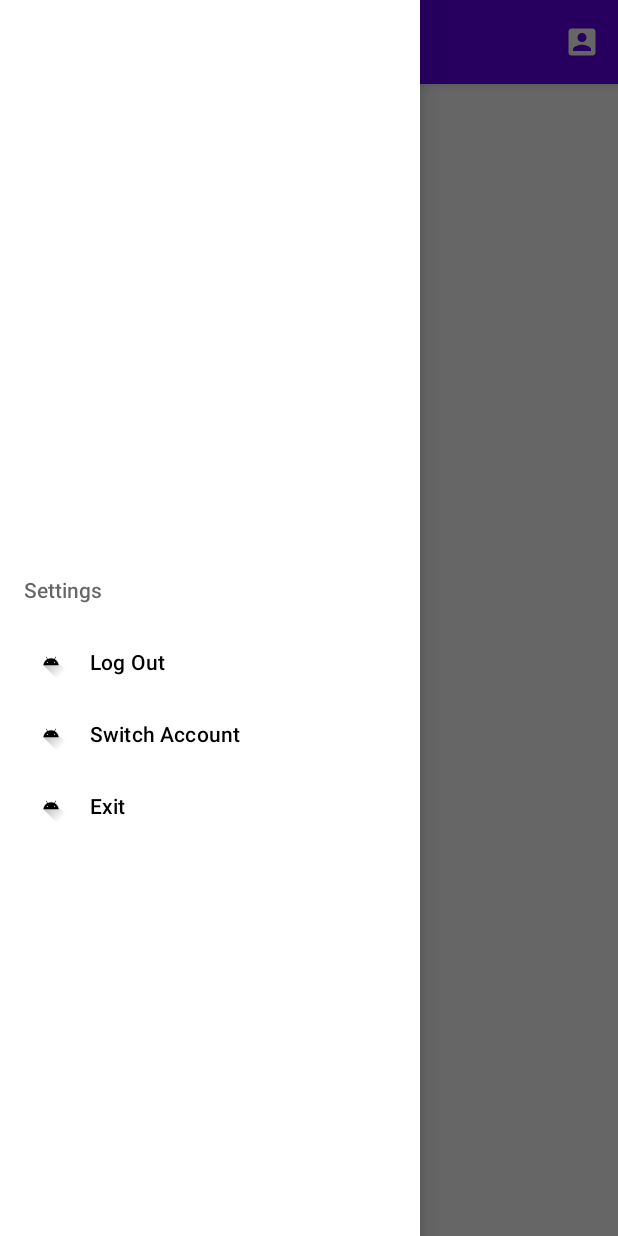
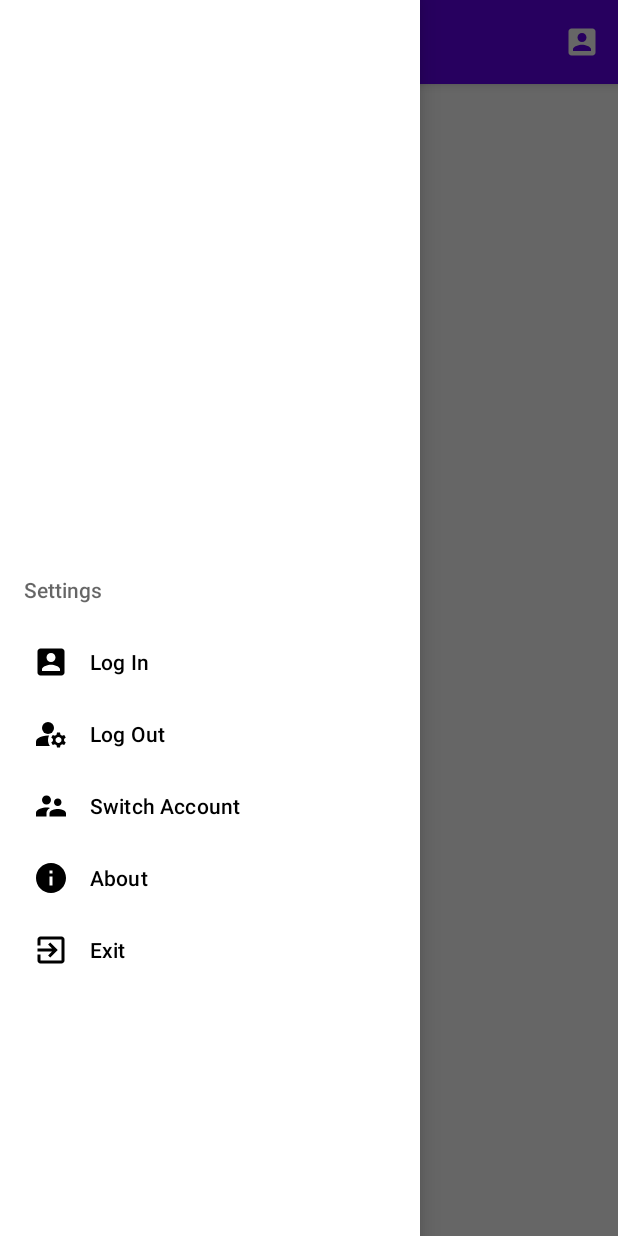
Before and after one commit to Vaishnav-Kanhirathingal/BlockChain-VS, an Android app: the screen it shows after launch (MainActivity), with the side drawer open, on a phone screen of 412 x 824 dp. Run offline under Robolectric (Android 15) with nearby library versions, the phone set to English and light mode, and no system bars; our stand-ins replace Room's generated code, data binding.

Commit message:
major changes include - side menu changes prompt changes gradle changes error for layout width already already specified was solved room error solved viewModelFactry error solved app now launches

```diff
--- a/app/src/main/java/com/kenetic/blockchainvs/MainActivity.kt
+++ b/app/src/main/java/com/kenetic/blockchainvs/MainActivity.kt
@@ -6,38 +6,26 @@ import androidx.appcompat.app.AppCompatDelegate
 import androidx.appcompat.app.AppCompatDelegate.MODE_NIGHT_NO
 import androidx.navigation.NavController
 import androidx.navigation.fragment.NavHostFragment
-import androidx.navigation.ui.setupActionBarWithNavController
 import com.kenetic.blockchainvs.databinding.ActivityMainBinding
 
 class MainActivity : AppCompatActivity() {
 
     private lateinit var binding: ActivityMainBinding
-    private lateinit var navController: NavController
+    private lateinit var navigationController: NavController
 
     override fun onCreate(savedInstanceState: Bundle?) {
         super.onCreate(savedInstanceState)
         binding = ActivityMainBinding.inflate(layoutInflater)
         setContentView(binding.root)
+
         AppCompatDelegate.setDefaultNightMode(MODE_NIGHT_NO)
-        navController = (binding.navView as NavHostFragment).navController
-        setupActionBarWithNavController(navController)
 
-//        val toolbar = binding.toolbarMainScreen
-//        val drawerLayout = binding.root
-//        val navigationView = binding.navigationViewMainScreen
-
-//        setSupportActionBar(toolbar)
-//
-//        val toggle = ActionBarDrawerToggle(
-//            this, drawerLayout, toolbar,
-//            R.string.navigation_open,
-//            R.string.navigation_close
-//        )
-//        drawerLayout.addDrawerListener(toggle)
-//        toggle.syncState()
+        navigationController =
+            (supportFragmentManager.findFragmentById(R.id.nav_view) as NavHostFragment).navController
+//        setupActionBarWithNavController(navigationController)
     }
 
     override fun onSupportNavigateUp(): Boolean {
-        return navController.navigateUp() || super.onSupportNavigateUp()
+        return navigationController.navigateUp() || super.onSupportNavigateUp()
     }
 }
--- a/app/src/main/java/com/kenetic/blockchainvs/app_viewmodel/MainViewModel.kt
+++ b/app/src/main/java/com/kenetic/blockchainvs/app_viewmodel/MainViewModel.kt
@@ -10,7 +10,6 @@ import kotlinx.coroutines.flow.Flow
 import kotlinx.coroutines.launch
 
 class MainViewModel(private val partyDAO: PartyDAO) : ViewModel() {
-
     //---------------------------------------------------------------------------------dao-functions
     private fun insertParty(partyData: PartyData) {
         CoroutineScope(Dispatchers.IO).launch { partyDAO.insertParty(partyData) }
@@ -33,7 +32,7 @@ class MainViewModelFactory(private val partyDAO: PartyDAO) : ViewModelProvider.F
     override fun <T : ViewModel> create(modelClass: Class<T>): T {
         if (modelClass.isAssignableFrom(MainViewModel::class.java)) {
             @Suppress("UNCHECKED_CAST")
-            return MainViewModelFactory(partyDAO) as T
+            return MainViewModel(partyDAO) as T
         }
         throw IllegalArgumentException("Unknown Model Class")
     }
--- a/app/src/main/java/com/kenetic/blockchainvs/datapack/database/PartyDatabase.kt
+++ b/app/src/main/java/com/kenetic/blockchainvs/datapack/database/PartyDatabase.kt
@@ -19,11 +19,12 @@ abstract class PartyDatabase : RoomDatabase() {
         private var INSTANCE: PartyDatabase? = null
         fun getDatabase(context: Context): PartyDatabase {
             return INSTANCE ?: synchronized(this) {
-                INSTANCE = Room
+                val instance = Room
                     .databaseBuilder(context, PartyDatabase::class.java, "party_database")
                     .fallbackToDestructiveMigration()
                     .build()
-                return INSTANCE!!
+                INSTANCE = instance
+                return instance
             }
         }
     }
--- a/app/src/main/java/com/kenetic/blockchainvs/datapack/datastore/AccountDataStore.kt
+++ b/app/src/main/java/com/kenetic/blockchainvs/datapack/datastore/AccountDataStore.kt
@@ -17,6 +17,8 @@ private val Context.datastore: DataStore<Preferences> by preferencesDataStore(
 )
 
 class AccountDataStore(context: Context) {
+    val default = "UNSPECIFIED"
+
     //------------------------------------------------------------------------------------------keys
     private val userPasswordKey = stringPreferencesKey("user_password")//------general-details
     private val userFullNameKey = stringPreferencesKey("user_preference")
@@ -31,24 +33,24 @@ class AccountDataStore(context: Context) {
     //------------------------------------------------------------------------------detail-accessors
     //---------------------------------------------------------------------------------------strings
     val userPasswordFlow: Flow<String> =
-        context.datastore.data.catch { catcherFun(it) }.map { it[userPasswordKey] ?: "" }
+        context.datastore.data.catch { catcherFun(it) }.map { it[userPasswordKey] ?: default }
     val userFullNameFlow: Flow<String> =
-        context.datastore.data.catch { catcherFun(it) }.map { it[userFullNameKey] ?: "" }
+        context.datastore.data.catch { catcherFun(it) }.map { it[userFullNameKey] ?: default }
     val userEmailFlow: Flow<String> =
-        context.datastore.data.catch { catcherFun(it) }.map { it[userEmailKey] ?: "" }
+        context.datastore.data.catch { catcherFun(it) }.map { it[userEmailKey] ?: default }
     val userContactNumberFlow: Flow<String> =
-        context.datastore.data.catch { catcherFun(it) }.map { it[userContactNumberKey] ?: "" }
+        context.datastore.data.catch { catcherFun(it) }.map { it[userContactNumberKey] ?: default }
     val userVoterIDFlow: Flow<String> =
-        context.datastore.data.catch { catcherFun(it) }.map { it[userVotersIDKey] ?: "" }
+        context.datastore.data.catch { catcherFun(it) }.map { it[userVotersIDKey] ?: default }
     val userAdharNoFlow: Flow<String> =
-        context.datastore.data.catch { catcherFun(it) }.map { it[userAdharNoKey] ?: "" }
+        context.datastore.data.catch { catcherFun(it) }.map { it[userAdharNoKey] ?: default }
 
     //--------------------------------------------------------------------------------------booleans
     val userUsesFingerprintFlow: Flow<Boolean> =
         context.datastore.data.catch { catcherFun(it) }.map { it[userUsesFingerprintKey] ?: false }
     val userLoggedInFlow: Flow<Boolean> =
         context.datastore.data.catch { catcherFun(it) }.map { it[userLoggedInKey] ?: false }
-    val userRegisteredFlow=
+    val userRegisteredFlow =
         context.datastore.data.catch { catcherFun(it) }.map { it[userRegisteredKey] ?: false }
 
     private fun catcherFun(throwable: Throwable) {
@@ -60,7 +62,7 @@ class AccountDataStore(context: Context) {
     }
 
     //-------------------------------------------------------------------------------general-setters
-    /**else section should be gray*/
+    // TODO: check if the else section is gray
     suspend fun dataStoreStringSetter(
         setFor: StringSetterEnum,
         stringValue: String,
@@ -91,7 +93,7 @@ class AccountDataStore(context: Context) {
                     when (setFor) {
                         BooleanSetterEnum.USER_USES_FINGERPRINT_KEY -> userUsesFingerprintKey
                         BooleanSetterEnum.USER_LOGGED_IN -> userLoggedInKey
-                        BooleanSetterEnum.USER_REGISTERED->userRegisteredKey
+                        BooleanSetterEnum.USER_REGISTERED -> userRegisteredKey
                         else -> throw IllegalArgumentException("StringSetterEnum not registered for condition in data store setter")
                     }
             ] = booleanValue
@@ -100,14 +102,17 @@ class AccountDataStore(context: Context) {
 
     suspend fun resetAccounts(context: Context) {
         context.datastore.edit {
-            it[userPasswordKey] = ""
-            it[userFullNameKey] = ""
-            it[userEmailKey] = ""
-            it[userContactNumberKey] = ""
-            it[userVotersIDKey] = ""
-            it[userAdharNoKey] = ""
+            //--------------------------------------------------------------------------------string
+            it[userPasswordKey] = default
+            it[userFullNameKey] = default
+            it[userEmailKey] = default
+            it[userContactNumberKey] = default
+            it[userVotersIDKey] = default
+            it[userAdharNoKey] = default
+            //-------------------------------------------------------------------------------boolean
             it[userUsesFingerprintKey] = false
             it[userLoggedInKey] = false
+            it[userRegisteredKey] = false
         }
     }
 }
--- /dev/null
+++ b/app/src/main/res/drawable/exit_app_24.xml
@@ -0,0 +1,11 @@
+<vector xmlns:android="http://schemas.android.com/apk/res/android"
+    android:width="24dp"
+    android:height="24dp"
+    android:viewportWidth="24"
+    android:viewportHeight="24"
+    android:tint="?attr/colorControlNormal"
+    android:autoMirrored="true">
+  <path
+      android:fillColor="@android:color/white"
+      android:pathData="M10.09,15.59L11.5,17l5,-5 -5,-5 -1.41,1.41L12.67,11H3v2h9.67l-2.58,2.59zM19,3H5c-1.11,0 -2,0.9 -2,2v4h2V5h14v14H5v-4H3v4c0,1.1 0.89,2 2,2h14c1.1,0 2,-0.9 2,-2V5c0,-1.1 -0.9,-2 -2,-2z"/>
+</vector>
--- /dev/null
+++ b/app/src/main/res/drawable/info_24.xml
@@ -0,0 +1,10 @@
+<vector xmlns:android="http://schemas.android.com/apk/res/android"
+    android:width="24dp"
+    android:height="24dp"
+    android:viewportWidth="24"
+    android:viewportHeight="24"
+    android:tint="?attr/colorControlNormal">
+  <path
+      android:fillColor="@android:color/white"
+      android:pathData="M12,2C6.48,2 2,6.48 2,12s4.48,10 10,10 10,-4.48 10,-10S17.52,2 12,2zM13,17h-2v-6h2v6zM13,9h-2L11,7h2v2z"/>
+</vector>
--- /dev/null
+++ b/app/src/main/res/drawable/manage_accounts_24.xml
@@ -0,0 +1,16 @@
+<vector xmlns:android="http://schemas.android.com/apk/res/android"
+    android:width="24dp"
+    android:height="24dp"
+    android:viewportWidth="24"
+    android:viewportHeight="24"
+    android:tint="?attr/colorControlNormal">
+  <path
+      android:fillColor="@android:color/white"
+      android:pathData="M10,8m-4,0a4,4 0,1 1,8 0a4,4 0,1 1,-8 0"/>
+  <path
+      android:fillColor="@android:color/white"
+      android:pathData="M10.67,13.02C10.45,13.01 10.23,13 10,13c-2.42,0 -4.68,0.67 -6.61,1.82C2.51,15.34 2,16.32 2,17.35V20h9.26C10.47,18.87 10,17.49 10,16C10,14.93 10.25,13.93 10.67,13.02z"/>
+  <path
+      android:fillColor="@android:color/white"
+      android:pathData="M20.75,16c0,-0.22 -0.03,-0.42 -0.06,-0.63l1.14,-1.01l-1,-1.73l-1.45,0.49c-0.32,-0.27 -0.68,-0.48 -1.08,-0.63L18,11h-2l-0.3,1.49c-0.4,0.15 -0.76,0.36 -1.08,0.63l-1.45,-0.49l-1,1.73l1.14,1.01c-0.03,0.21 -0.06,0.41 -0.06,0.63s0.03,0.42 0.06,0.63l-1.14,1.01l1,1.73l1.45,-0.49c0.32,0.27 0.68,0.48 1.08,0.63L16,21h2l0.3,-1.49c0.4,-0.15 0.76,-0.36 1.08,-0.63l1.45,0.49l1,-1.73l-1.14,-1.01C20.72,16.42 20.75,16.22 20.75,16zM17,18c-1.1,0 -2,-0.9 -2,-2s0.9,-2 2,-2s2,0.9 2,2S18.1,18 17,18z"/>
+</vector>
--- /dev/null
+++ b/app/src/main/res/drawable/switch_account_24.xml
@@ -0,0 +1,10 @@
+<vector xmlns:android="http://schemas.android.com/apk/res/android"
+    android:width="24dp"
+    android:height="24dp"
+    android:viewportWidth="24"
+    android:viewportHeight="24"
+    android:tint="?attr/colorControlNormal">
+  <path
+      android:fillColor="@android:color/white"
+      android:pathData="M16.5,12c1.38,0 2.49,-1.12 2.49,-2.5S17.88,7 16.5,7C15.12,7 14,8.12 14,9.5s1.12,2.5 2.5,2.5zM9,11c1.66,0 2.99,-1.34 2.99,-3S10.66,5 9,5C7.34,5 6,6.34 6,8s1.34,3 3,3zM16.5,14c-1.83,0 -5.5,0.92 -5.5,2.75L11,19h11v-2.25c0,-1.83 -3.67,-2.75 -5.5,-2.75zM9,13c-2.33,0 -7,1.17 -7,3.5L2,19h7v-2.25c0,-0.85 0.33,-2.34 2.37,-3.47C10.5,13.1 9.66,13 9,13z"/>
+</vector>
--- a/app/src/main/res/layout/activity_main.xml
+++ b/app/src/main/res/layout/activity_main.xml
@@ -1,19 +1,17 @@
 <?xml version="1.0" encoding="utf-8"?>
 <layout xmlns:android="http://schemas.android.com/apk/res/android"
+    xmlns:tools="http://schemas.android.com/tools"
     xmlns:app="http://schemas.android.com/apk/res-auto"
-    xmlns:tools="http://schemas.android.com/tools"
-    android:layout_width="match_parent"
-    android:layout_height="match_parent"
     android:fitsSystemWindows="true"
     tools:context=".MainActivity"
     tools:openDrawer="start">
+    <!--TODO: layout width and height removed. Check move validity-->
 
     <androidx.fragment.app.FragmentContainerView
         android:id="@+id/nav_view"
         android:name="androidx.navigation.fragment.NavHostFragment"
         android:layout_width="match_parent"
         android:layout_height="match_parent"
-        android:fitsSystemWindows="true"
         app:defaultNavHost="true"
-        app:navGraph="@navigation/app_navigation" />
+        app:navGraph="@navigation/app_navigation"/>
 </layout>
--- a/app/src/main/res/layout/fragment_main_screen.xml
+++ b/app/src/main/res/layout/fragment_main_screen.xml
@@ -4,7 +4,6 @@
     xmlns:tools="http://schemas.android.com/tools"
     android:layout_width="match_parent"
     android:layout_height="match_parent"
-    android:fitsSystemWindows="true"
     android:orientation="vertical"
     tools:context=".ui.MainScreenFragment"
     tools:openDrawer="start">
@@ -19,30 +18,9 @@
         app:menu="@menu/side_menu" />
 
     <include
+        android:id="@+id/included_sub_layout"
         layout="@layout/main_fragment_sub_layout"
-        android:id="@+id/included_sub_layout"
         android:layout_width="match_parent"
         android:layout_height="match_parent" />
 
-    <!--    <com.google.android.material.appbar.AppBarLayout-->
-    <!--        android:layout_width="match_parent"-->
-    <!--        android:layout_height="wrap_content">-->
-
-    <!--        <com.google.android.material.appbar.MaterialToolbar-->
-    <!--            android:id="@+id/topAppBar"-->
-    <!--            style="@style/Widget.MaterialComponents.Toolbar.Primary"-->
-    <!--            android:layout_width="match_parent"-->
-    <!--            android:layout_height="wrap_content"-->
-    <!--            app:menu="@menu/main_screen"-->
-    <!--            app:navigationIcon="@drawable/menu_24"-->
-    <!--            app:title="Main Screen" />-->
-
-    <!--    </com.google.android.material.appbar.AppBarLayout>-->
-
-    <!--    <androidx.recyclerview.widget.RecyclerView-->
-    <!--        android:id="@+id/party_recycler_view"-->
-    <!--        android:layout_width="match_parent"-->
-    <!--        android:layout_height="match_parent"-->
-    <!--        tools:itemCount="2"-->
-    <!--        tools:listitem="@layout/party_list_item" />-->
 </androidx.drawerlayout.widget.DrawerLayout>
--- a/app/src/main/res/layout/party_list_item.xml
+++ b/app/src/main/res/layout/party_list_item.xml
@@ -6,7 +6,8 @@
     android:layout_height="wrap_content"
     app:cardCornerRadius="@dimen/card_corner_radius"
     tools:backgroundTint="#eeeeee"
-    tools:layout_margin="20dp">
+    tools:layout_marginTop="20dp"
+    android:layout_marginHorizontal="20dp">
 
     <androidx.cardview.widget.CardView
         android:layout_width="match_parent"
--- a/app/src/main/res/layout/prompt_sign_up.xml
+++ b/app/src/main/res/layout/prompt_sign_up.xml
@@ -100,6 +100,7 @@
                         android:layout_height="wrap_content"
                         android:layout_marginTop="@dimen/login_card_spacing"
                         android:hint="@string/confirm_new_password"
+                        app:helperText="Repeat Password"
                         app:counterEnabled="true"
                         app:counterMaxLength="32"
                         app:endIconMode="password_toggle"
--- a/app/src/main/res/layout/side_menu.xml
+++ b/app/src/main/res/layout/side_menu.xml
@@ -21,47 +21,95 @@
 
     <LinearLayout
         android:layout_width="0dp"
-        android:orientation="vertical"
         android:layout_height="wrap_content"
         android:layout_marginTop="@dimen/side_menu_vertical"
+        android:orientation="vertical"
         app:layout_constraintLeft_toLeftOf="@id/user_image"
         app:layout_constraintRight_toRightOf="@id/user_image"
         app:layout_constraintTop_toBottomOf="@id/user_image">
 
-        <TextView
+        <com.google.android.material.textview.MaterialTextView
             android:id="@+id/user_full_name"
             android:layout_width="match_parent"
             android:layout_height="wrap_content"
             android:textSize="@dimen/medium_text"
             tools:text="FirstName MiddleName LastName" />
 
-        <TextView
+        <LinearLayout
+            android:layout_width="match_parent"
+            android:layout_height="wrap_content"
+            android:orientation="horizontal">
+
+            <com.google.android.material.textview.MaterialTextView
+                android:layout_width="wrap_content"
+                android:layout_height="wrap_content"
+                android:textSize="@dimen/small_text"
+                tools:text="Email - " />
+
+            <com.google.android.material.textview.MaterialTextView
                 android:id="@+id/user_email"
                 android:layout_width="match_parent"
                 android:layout_height="wrap_content"
                 android:textSize="@dimen/small_text"
-            tools:text="Email - UserEmail@EMailClient.com" />
+                tools:text="UserEmail@EMailClient.com" />
+        </LinearLayout>
+
+        <LinearLayout
+            android:layout_width="match_parent"
+            android:layout_height="wrap_content"
+            android:orientation="horizontal">
+
+            <com.google.android.material.textview.MaterialTextView
+                android:layout_width="wrap_content"
+                android:layout_height="wrap_content"
+                android:textSize="@dimen/small_text"
+                tools:text="Phone no. - " />
 
             <com.google.android.material.textview.MaterialTextView
                 android:id="@+id/user_phone_number"
                 android:layout_width="match_parent"
                 android:layout_height="wrap_content"
                 android:textSize="@dimen/small_text"
-            tools:text="Phone no. - +12 1234567890" />
+                tools:text="+12 1234567890" />
+        </LinearLayout>
+
+        <LinearLayout
+            android:layout_width="match_parent"
+            android:layout_height="wrap_content"
+            android:orientation="horizontal">
+
+            <com.google.android.material.textview.MaterialTextView
+                android:layout_width="wrap_content"
+                android:layout_height="wrap_content"
+                android:textSize="@dimen/small_text"
+                tools:text="Adhar - " />
 
             <com.google.android.material.textview.MaterialTextView
                 android:id="@+id/user_adhar_card_number"
                 android:layout_width="match_parent"
                 android:layout_height="wrap_content"
                 android:textSize="@dimen/small_text"
-            tools:text="Adhar - 1234 1234 1234 1234" />
+                tools:text="1234 1234 1234 1234" />
+        </LinearLayout>
+
+        <LinearLayout
+            android:layout_width="match_parent"
+            android:layout_height="wrap_content"
+            android:orientation="horizontal">
+
+            <com.google.android.material.textview.MaterialTextView
+                android:layout_width="wrap_content"
+                android:layout_height="wrap_content"
+                android:textSize="@dimen/small_text"
+                tools:text="Voter ID - " />
+
             <com.google.android.material.textview.MaterialTextView
                 android:id="@+id/user_voter_id"
                 android:layout_width="match_parent"
                 android:layout_height="wrap_content"
                 android:textSize="@dimen/small_text"
-            tools:text="Voter ID - 1234 1234 1234 1234" />
+                tools:text="1234 1234 1234 1234" />
         </LinearLayout>
 
-
+    </LinearLayout>
 </androidx.constraintlayout.widget.ConstraintLayout>
--- a/app/src/main/res/menu/side_menu.xml
+++ b/app/src/main/res/menu/side_menu.xml
@@ -4,23 +4,29 @@
     tools:showIn="navigation_view">
     <group>
         <item
+            android:id="@+id/item_1"
             android:icon="@drawable/settings_24"
-            android:id="@+id/item_1"
             android:title="Settings">
             <menu>
                 <item
+                    android:id="@+id/log_in"
+                    android:icon="@drawable/account_box_24"
+                    android:title="Log In" />
+                <item
                     android:id="@+id/log_out"
-                    android:icon="@drawable/ic_launcher_foreground"
+                    android:icon="@drawable/manage_accounts_24"
                     android:title="Log Out" />
-
                 <item
                     android:id="@+id/switch_account"
-                    android:icon="@drawable/ic_launcher_foreground"
+                    android:icon="@drawable/switch_account_24"
                     android:title="Switch Account" />
-
+                <item
+                    android:id="@+id/about"
+                    android:icon="@drawable/info_24"
+                    android:title="About" />
                 <item
                     android:id="@+id/exit"
-                    android:icon="@drawable/ic_launcher_foreground"
+                    android:icon="@drawable/exit_app_24"
                     android:title="Exit" />
             </menu>
         </item>
--- a/build.gradle
+++ b/build.gradle
@@ -1,7 +1,8 @@
 // Top-level build file where you can add configuration options common to all sub-projects/modules.
 buildscript {
     dependencies {
-        classpath "android.arch.navigation:navigation-safe-args-gradle-plugin:1.0.0"
+        //classpath "android.arch.navigation:navigation-safe-args-gradle-plugin:1.0.0"
+        classpath "androidx.navigation:navigation-safe-args-gradle-plugin:2.4.1"
     }
 }
 
@@ -10,6 +11,9 @@ plugins {
     id 'com.android.library' version '7.1.2' apply false
     id 'org.jetbrains.kotlin.android' version '1.6.10' apply false
     id 'androidx.navigation.safeargs.kotlin' version '2.4.1' apply false
+
+    //kapt
+    id "org.jetbrains.kotlin.kapt" version "1.6.10" apply false
 }
 
 task clean(type: Delete) {
```
Also changed, not shown: app/build.gradle (+6 -1 lines), app/src/main/java/com/kenetic/blockchainvs/ui/MainScreenFragment.kt (+24 -10 lines), app/src/main/res/layout/main_fragment_sub_layout.xml (+22 -5 lines), app/src/main/res/values/dimens.xml (+4 -3 lines). Lines whose indentation alone changed are shown as unchanged.
